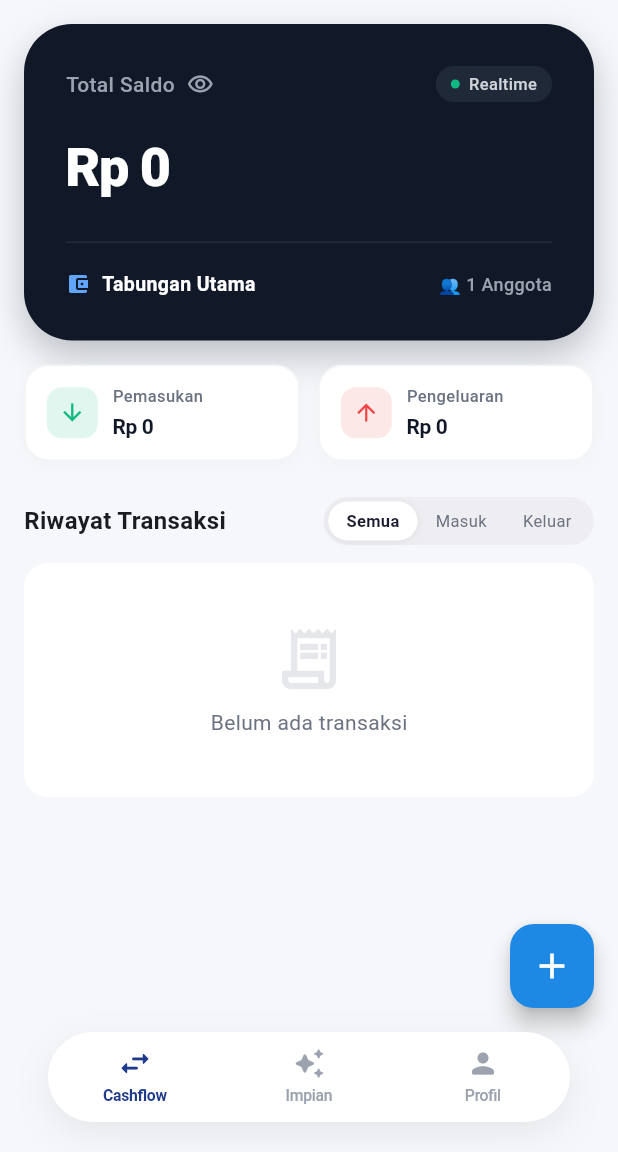
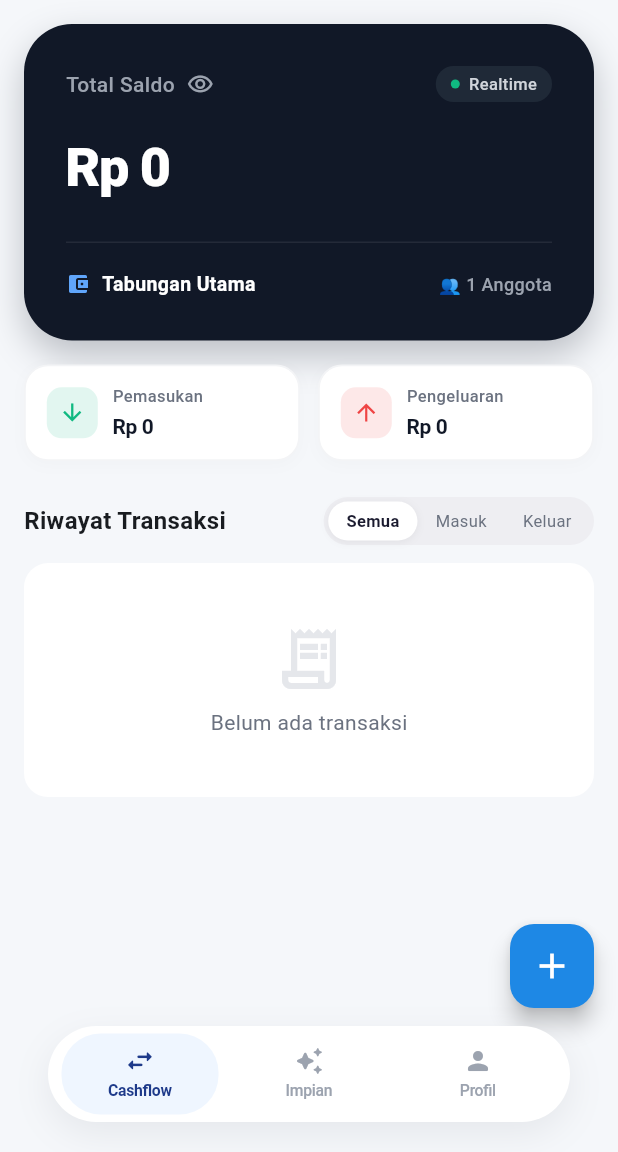
Before and after one commit to ardhikaxx/mysaku-app, a Flutter app: the screen it shows once a user with an empty profile is signed in, on a phone screen of 412 x 824 dp, the part 84-1236 px from its top. Run offline on Flutter 3.47's test engine with Material 3 defaults, Android fonts, the phone set to English and light mode, and no system bars; our stand-ins replace cloud_firestore, firebase_auth, firebase_core, flutter_riverpod, go_router, google_sign_in; accounts and stored records are empty.

Commit message:
style(navbar): add soft blue pastel pill background to active nav item

```diff
--- a/lib/presentation/home/widgets/bottom_nav_bar.dart
+++ b/lib/presentation/home/widgets/bottom_nav_bar.dart
@@ -15,10 +15,11 @@ class BottomNavBar extends StatelessWidget {
     return Padding(
       padding: const EdgeInsets.only(left: 32, right: 32, bottom: 20),
       child: Container(
-        height: 60,
+        height: 64,
+        padding: const EdgeInsets.all(5),
         decoration: BoxDecoration(
           color: Colors.white,
-          borderRadius: BorderRadius.circular(30),
+          borderRadius: BorderRadius.circular(32),
           boxShadow: [
             BoxShadow(
               color: const Color(0xFF0F172A).withOpacity(0.07),
@@ -47,20 +48,28 @@ class BottomNavBar extends StatelessWidget {
       child: GestureDetector(
         onTap: () => onTap(index),
         behavior: HitTestBehavior.opaque,
+        child: AnimatedContainer(
+          duration: const Duration(milliseconds: 250),
+          curve: Curves.easeOutCubic,
+          margin: const EdgeInsets.symmetric(horizontal: 4),
+          decoration: BoxDecoration(
+            color: isSelected ? const Color(0xFFEFF6FF) : Colors.transparent,
+            borderRadius: BorderRadius.circular(26),
+          ),
           child: Column(
             mainAxisAlignment: MainAxisAlignment.center,
             children: [
               AnimatedScale(
-              scale: isSelected ? 1.12 : 1.0,
+                scale: isSelected ? 1.08 : 1.0,
                 duration: const Duration(milliseconds: 200),
                 curve: Curves.easeOutCubic,
                 child: Icon(
                   icon,
-                size: 22,
+                  size: 20,
                   color: isSelected ? activeColor : inactiveColor,
                 ),
               ),
-            const SizedBox(height: 3),
+              const SizedBox(height: 2),
               Text(
                 label,
                 style: TextStyle(
@@ -73,6 +82,7 @@ class BottomNavBar extends StatelessWidget {
             ],
           ),
         ),
+      ),
     );
   }
 }
```
Lines whose indentation alone changed are shown as unchanged.
